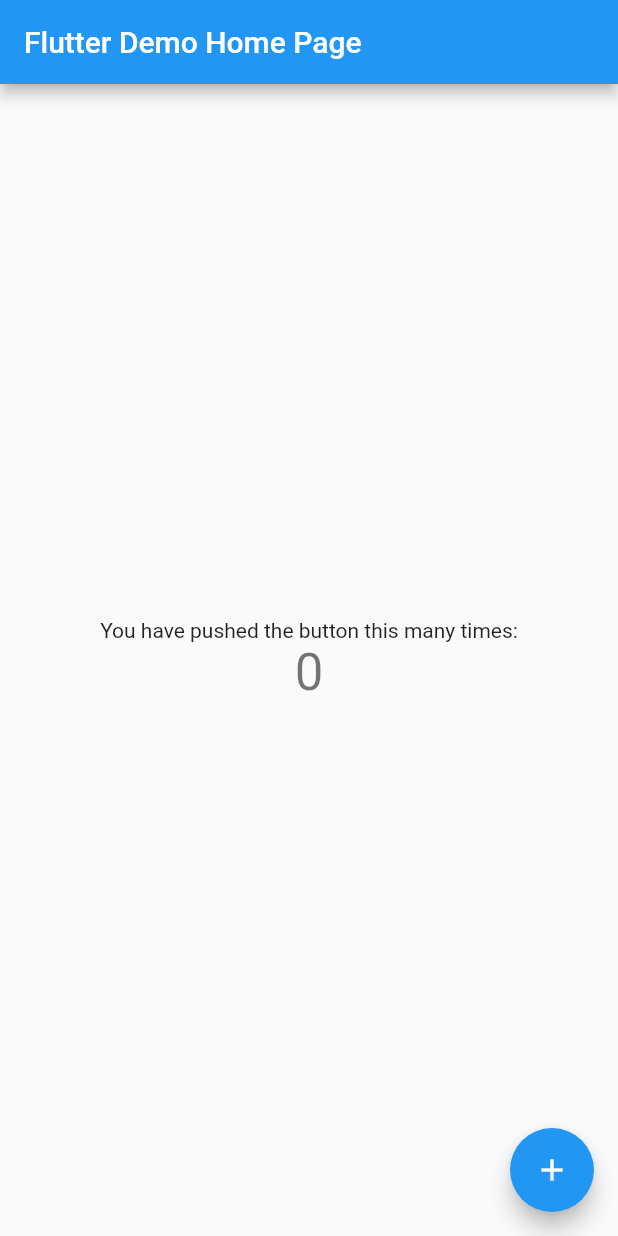
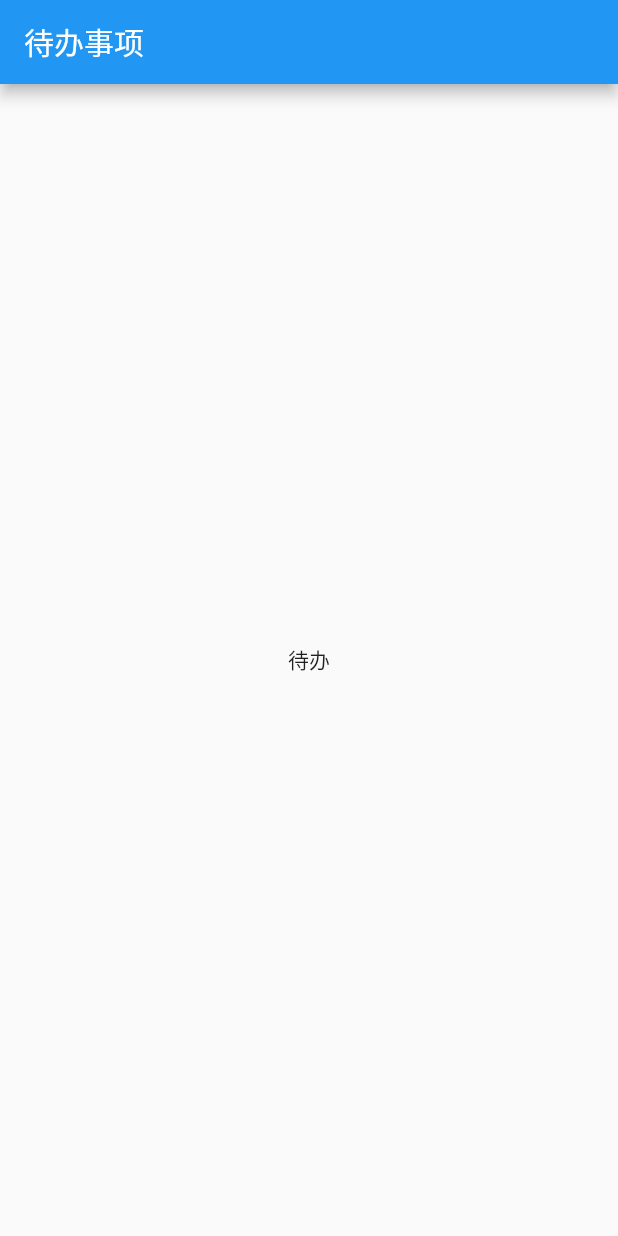
Before and after one commit to MacroMolecules/flutter_todo, a Flutter app: the screen it shows after launch, on a phone screen of 412 x 824 dp. Run offline on Flutter 3.47's test engine with Material 2 defaults, Android fonts, the phone set to English and light mode, and no system bars.

Commit message:
新建主页

```diff
--- a/lib/main.dart
+++ b/lib/main.dart
@@ -1,111 +1,30 @@
 import 'package:flutter/material.dart';
+import 'package:flutter_todo/ui/pages/home_page.dart';
 
 void main() => runApp(MyApp());
 
-class MyApp extends StatelessWidget {
-  // This widget is the root of your application.
+class MyApp extends StatefulWidget {
   @override
-  Widget build(BuildContext context) {
-    return MaterialApp(
-      title: 'Flutter Demo',
-      theme: ThemeData(
-        // This is the theme of your application.
-        //
-        // Try running your application with "flutter run". You'll see the
-        // application has a blue toolbar. Then, without quitting the app, try
-        // changing the primarySwatch below to Colors.green and then invoke
-        // "hot reload" (press "r" in the console where you ran "flutter run",
-        // or simply save your changes to "hot reload" in a Flutter IDE).
-        // Notice that the counter didn't reset back to zero; the application
-        // is not restarted.
-        primarySwatch: Colors.blue,
-      ),
-      home: MyHomePage(title: 'Flutter Demo Home Page'),
-    );
-  }
+  _MyAppState createState() => _MyAppState();
 }
 
-class MyHomePage extends StatefulWidget {
-  MyHomePage({Key key, this.title}) : super(key: key);
-
-  // This widget is the home page of your application. It is stateful, meaning
-  // that it has a State object (defined below) that contains fields that affect
-  // how it looks.
-
-  // This class is the configuration for the state. It holds the values (in this
-  // case the title) provided by the parent (in this case the App widget) and
-  // used by the build method of the State. Fields in a Widget subclass are
-  // always marked "final".
-
-  final String title;
-
+class _MyAppState extends State<MyApp> {
   @override
-  _MyHomePageState createState() => _MyHomePageState();
-}
-
-class _MyHomePageState extends State<MyHomePage> {
-  int _counter = 0;
-
-  void _incrementCounter() {
-    setState(() {
-      // This call to setState tells the Flutter framework that something has
-      // changed in this State, which causes it to rerun the build method below
-      // so that the display can reflect the updated values. If we changed
-      // _counter without calling setState(), then the build method would not be
-      // called again, and so nothing would appear to happen.
-      _counter++;
-    });
+  void initState() {
+    super.initState();
   }
 
   @override
   Widget build(BuildContext context) {
-    // This method is rerun every time setState is called, for instance as done
-    // by the _incrementCounter method above.
-    //
-    // The Flutter framework has been optimized to make rerunning build methods
-    // fast, so that you can just rebuild anything that needs updating rather
-    // than having to individually change instances of widgets.
-    return Scaffold(
-      appBar: AppBar(
-        // Here we take the value from the MyHomePage object that was created by
-        // the App.build method, and use it to set our appbar title.
-        title: Text(widget.title),
+    return MaterialApp(
+      title: 'ToDo',
+      theme: ThemeData(
+        primarySwatch: Colors.blue,
+        accentColor: Colors.lightBlue,
+        brightness: Brightness.light,
       ),
-      body: Center(
-        // Center is a layout widget. It takes a single child and positions it
-        // in the middle of the parent.
-        child: Column(
-          // Column is also a layout widget. It takes a list of children and
-          // arranges them vertically. By default, it sizes itself to fit its
-          // children horizontally, and tries to be as tall as its parent.
-          //
-          // Invoke "debug painting" (press "p" in the console, choose the
-          // "Toggle Debug Paint" action from the Flutter Inspector in Android
-          // Studio, or the "Toggle Debug Paint" command in Visual Studio Code)
-          // to see the wireframe for each widget.
-          //
-          // Column has various properties to control how it sizes itself and
-          // how it positions its children. Here we use mainAxisAlignment to
-          // center the children vertically; the main axis here is the vertical
-          // axis because Columns are vertical (the cross axis would be
-          // horizontal).
-          mainAxisAlignment: MainAxisAlignment.center,
-          children: <Widget>[
-            Text(
-              'You have pushed the button this many times:',
-            ),
-            Text(
-              '$_counter',
-              style: Theme.of(context).textTheme.display1,
-            ),
-          ],
-        ),
-      ),
-      floatingActionButton: FloatingActionButton(
-        onPressed: _incrementCounter,
-        tooltip: 'Increment',
-        child: Icon(Icons.add),
-      ), // This trailing comma makes auto-formatting nicer for build methods.
+      initialRoute: "/",
+      home: HomePage(),
     );
   }
 }
--- /dev/null
+++ b/lib/ui/pages/home_page.dart
@@ -0,0 +1,26 @@
+import 'package:flutter/material.dart';
+import 'package:flutter_todo/ui/pages/todo_list.dart';
+
+class HomePage extends StatefulWidget {
+  @override
+  _HomePageState createState() => _HomePageState();
+}
+
+class _HomePageState extends State<HomePage> {
+  @override
+  Widget build(BuildContext context) {
+    return Scaffold(
+      // 首页顶栏
+      appBar: AppBar(
+        title: Text(
+          '待办事项',
+          style: TextStyle(
+            fontSize: 20.0,
+            color: Colors.white,
+            ),
+        ),
+      ),
+      body: TodoList(),
+    );
+  }
+}
--- /dev/null
+++ b/lib/ui/pages/todo_list.dart
@@ -0,0 +1,17 @@
+import 'package:flutter/material.dart';
+
+class TodoList extends StatefulWidget {
+  TodoList({Key key}) : super(key: key);
+
+  @override
+  _TodoListState createState() => _TodoListState();
+}
+
+class _TodoListState extends State<TodoList> {
+  @override
+  Widget build(BuildContext context) {
+    return Scaffold(
+      body: Center(child: Text('待办'),),
+    );
+  }
+}
```
Also changed, not shown: lib/res/colors.dart (added), lib/res/strings.dart (added), lib/res/styles.dart (added), 1 other file.
